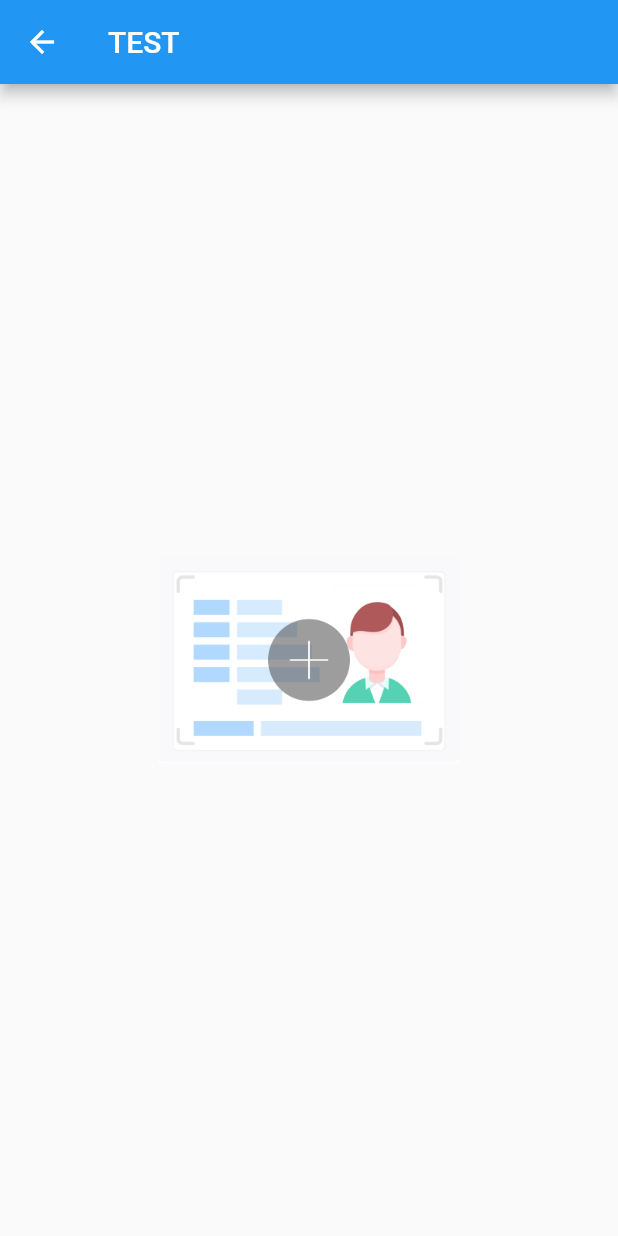
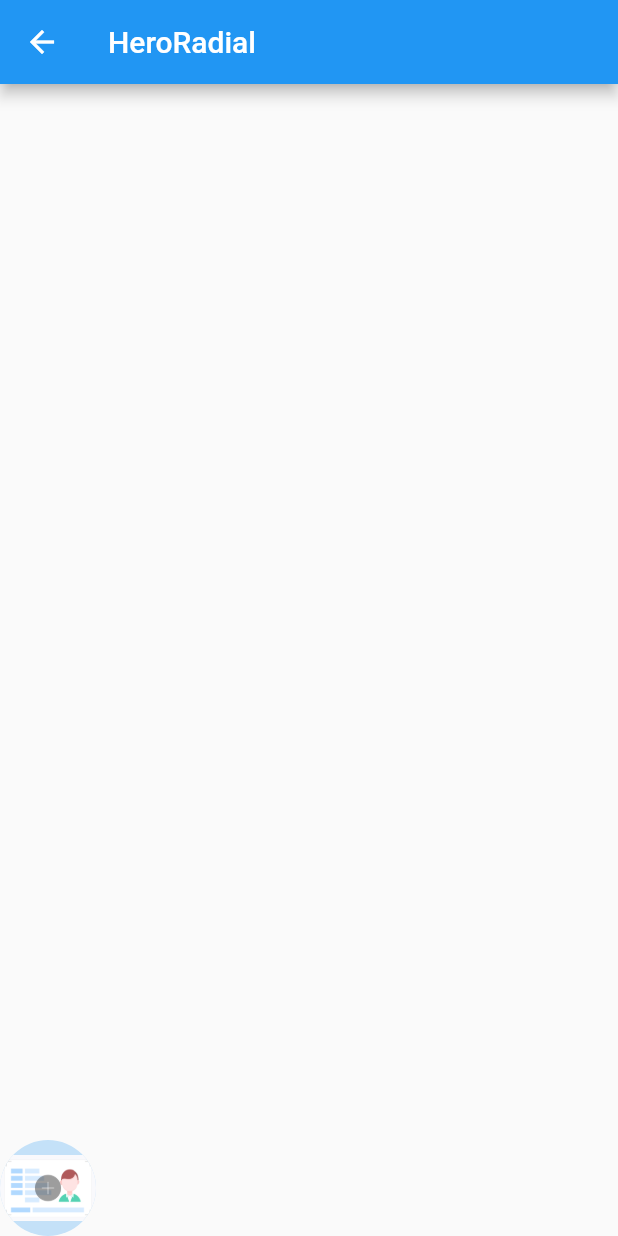
Before and after one commit to booqin/flutter_animation_sample, a Flutter app: the screen it shows after launch, after a tap on "You have pushed the button this many tim", on a phone screen of 412 x 824 dp. Run offline on Flutter 3.47's test engine with Material 2 defaults, Android fonts, the phone set to English and light mode, and no system bars.

Commit message:
hero radial

```diff
--- /dev/null
+++ b/lib/hero_radial_sample.dart
@@ -0,0 +1,150 @@
+
+import 'package:flutter/material.dart';
+import 'dart:math' as math;
+
+import 'package:flutter/scheduler.dart';
+
+///包裹的展示核心类
+class Photo extends StatelessWidget {
+
+  final VoidCallback onTap;
+  final String photo;
+  final Color color;
+
+  const Photo({Key key, this.onTap, this.photo, this.color}) : super(key: key);
+
+  @override
+  Widget build(BuildContext context) {
+    return Material(
+      color: Theme.of(context).primaryColor.withOpacity(0.25),
+      child: InkWell(
+        onTap: onTap,
+        child: LayoutBuilder(builder: (BuildContext context, BoxConstraints size){
+          return Image.asset(photo, fit: BoxFit.contain,);
+        }),
+      ),
+    );
+  }
+}
+
+/// 动效支持类
+class RadialExpansion extends StatelessWidget {
+
+  final double maxRadius;
+  final Widget child;
+  final clipRectSize;
+
+  const RadialExpansion({Key key, this.maxRadius, this.child}) : clipRectSize=2.0*(maxRadius/math.sqrt2), super(key: key);
+
+  @override
+  Widget build(BuildContext context) {
+    return ClipOval(
+      child: Center(
+        child: SizedBox(
+          width: clipRectSize,
+          height: clipRectSize,
+          child: ClipRect(
+            child: child,
+          ),
+        ),
+      ),
+    );
+  }
+}
+
+
+class HeroRadialHome extends StatelessWidget {
+
+  static const double minRadius = 32.0;
+  static const double maxRadius = 132.0;
+  static const opacityCurve = const Interval(0.0, 0.75, curve: Curves.fastOutSlowIn);
+
+  @override
+  Widget build(BuildContext context) {
+    timeDilation = 5.0;
+    return Scaffold(
+      appBar: AppBar(title: Text("HeroRadial")),
+      body: Container(
+        alignment: FractionalOffset.bottomLeft,
+        child: Row(
+          mainAxisAlignment: MainAxisAlignment.spaceBetween,
+          children: <Widget>[
+            _buildHero(context, 'assets/id_card_1.png')
+          ],
+        ),
+      ),
+    );
+  }
+
+  /// 共享元素容器类
+  Widget _buildHero(BuildContext context, String imageName){
+    return Container(
+      width: minRadius * 2,
+      height: minRadius *2,
+      child: Hero(
+        createRectTween: (begin, end){
+          return MaterialRectArcTween(begin: begin, end: end);
+        },
+        tag: imageName,
+        child: RadialExpansion(
+          maxRadius: maxRadius,
+          child: Photo(
+            photo: imageName,
+            onTap: (){
+//              Navigator.push(context, PageRouteBuilder(pageBuilder: (BuildContext context, Animation<double> animation, Animation<double> secondaryAnimation){
+//                return TargetHeroRadial();
+//              }));
+              Navigator.push(context, PageRouteBuilder(pageBuilder: (BuildContext context, Animation<double> animation, Animation<double> secondaryAnimation){
+                return AnimatedBuilder(
+                  animation: animation,
+                  builder: (context, child){
+                    return Opacity(
+                      opacity: opacityCurve.transform(animation.value),
+                      child: TargetHeroRadial(),
+                    );
+                  },
+                );
+              }));
+            },
+          ),
+        ),
+      )
+    );
+  }
+
+}
+
+class TargetHeroRadial extends StatelessWidget {
+  static const double maxRadius = 138.0;
+  @override
+  Widget build(BuildContext context) {
+    return Scaffold(
+      appBar: AppBar(title: Text("Target"),),
+      body: Container(
+        child: Column(
+          mainAxisSize: MainAxisSize.min,
+          children: <Widget>[
+            SizedBox(
+              width: maxRadius * 2,
+              height: maxRadius * 2,
+              child: Hero(tag: 'assets/id_card_1.png',
+                  createRectTween: (begin, end){
+                    return MaterialRectArcTween(begin: begin, end: end);
+                  },
+                  child: RadialExpansion(
+                    maxRadius: maxRadius,
+                    child: Photo(
+                        photo: 'assets/id_card_1.png',
+                        onTap: (){
+                          Navigator.pop(context);
+                        }
+                        ),
+                  )
+              ),
+            )
+          ],
+        ),
+      ),
+    );
+  }
+}
--- a/lib/hero_sample.dart
+++ b/lib/hero_sample.dart
@@ -5,6 +5,7 @@ import 'package:flutter/widgets.dart';
 
 import 'hero_widget.dart';
 
+/// 三个页面转换
 class HeroSample extends StatelessWidget {
   @override
   Widget build(BuildContext context) {
--- a/lib/main.dart
+++ b/lib/main.dart
@@ -1,6 +1,7 @@
 import 'package:flutter/material.dart';
 import 'package:flutter_animation_sample/tween_sample.dart';
 
+import 'hero_radial_sample.dart';
 import 'hero_sample.dart';
 
 void main() => runApp(MyApp());
@@ -100,7 +101,8 @@ class _MyHomePageState extends State<MyHomePage> {
               ),
               onTap: (){
                 Navigator.push(context, PageRouteBuilder(pageBuilder: (BuildContext context, Animation<double> animation, Animation<double> secondaryAnimation){
-                  return HeroSample();
+//                  return HeroSample();
+                    return HeroRadialHome();
                 }));
               },
             ),
--- a/lib/tween_sample.dart
+++ b/lib/tween_sample.dart
@@ -2,6 +2,9 @@
 import 'package:flutter/material.dart';
 import 'package:flutter/widgets.dart';
 
+/// 1. Controller （控制）
+/// 2. Curve （过程）
+/// 3. Tween (结果)
 class TweenSampleHome extends StatelessWidget{
 
   @override
```
